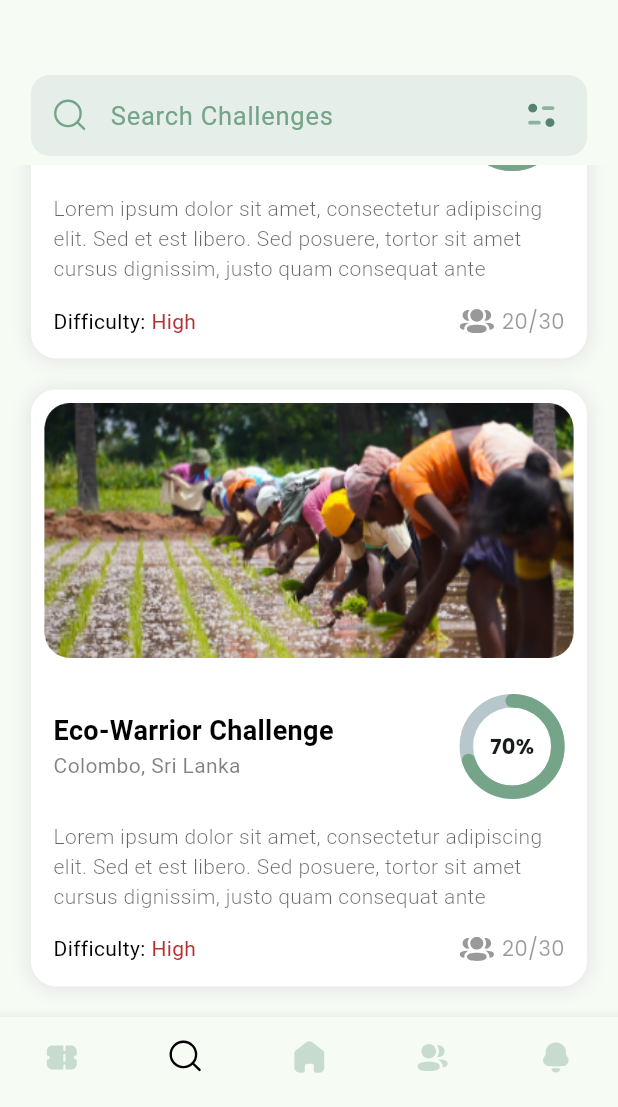
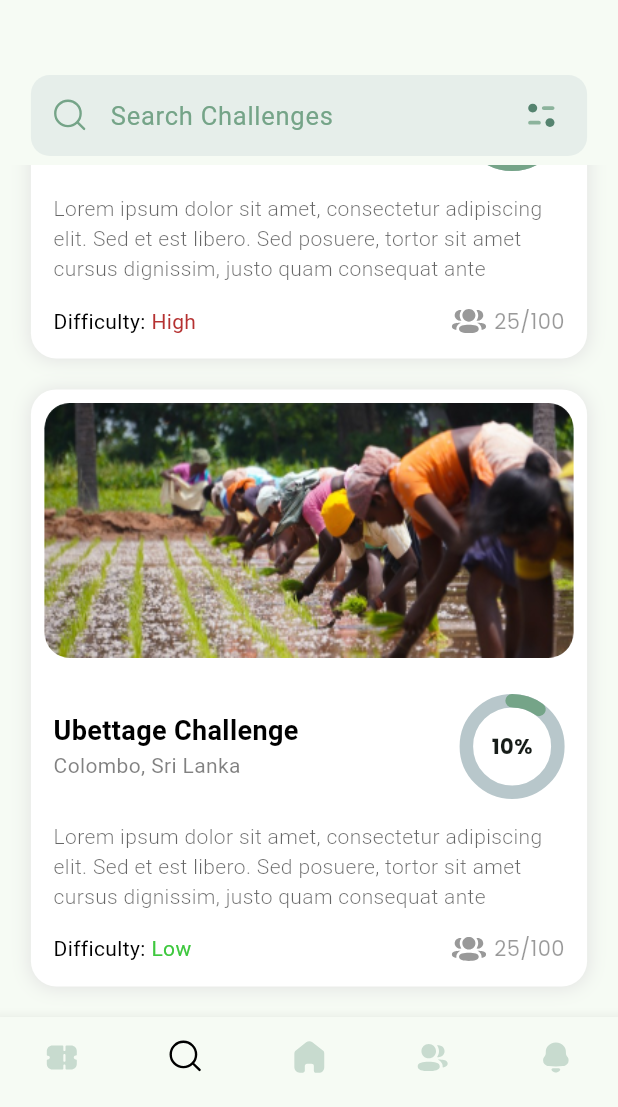
Before and after one commit to vinulays/recychamp, a Flutter app: the screen it shows after launch, item 2 of the bottom bar chosen, scrolled down 269 dp, on a phone screen of 412 x 824 dp, the part 129-1236 px from its top. Run offline on Flutter 3.47's test engine with Material 3 defaults, Android fonts, the phone set to English and light mode, and no system bars; drawn by our look-alikes of percent_indicator; our stand-ins replace bloc, carousel_slider, dots_indicator, flutter_svg, google_fonts; Roboto replaces fonts that are missing (Almarai).

Commit message:
feat: challenge details navigation from challenges

```diff
--- /dev/null
+++ b/lib/models/challenge.dart
@@ -0,0 +1,29 @@
+class Challenge {
+  String title;
+  String description;
+  String location;
+  String country;
+  String rules;
+  DateTime startDateTime;
+  DateTime endDateTime;
+  int completedPercentage;
+  int maximumParticipants;
+  int registeredParticipants;
+  String difficulty;
+  String imageURL;
+
+  Challenge(
+    this.title,
+    this.description,
+    this.location,
+    this.country,
+    this.rules,
+    this.startDateTime,
+    this.endDateTime,
+    this.completedPercentage,
+    this.maximumParticipants,
+    this.registeredParticipants,
+    this.difficulty,
+    this.imageURL,
+  );
+}
--- /dev/null
+++ b/lib/screens/ChallengeDetails.dart/challenge_details.dart
@@ -0,0 +1,35 @@
+import 'package:flutter/material.dart';
+import 'package:recychamp/models/challenge.dart';
+
+class ChallengeDetails extends StatefulWidget {
+  final Challenge challenge;
+  const ChallengeDetails({super.key, required this.challenge});
+
+  @override
+  State<ChallengeDetails> createState() => _ChallengeDetailsState();
+}
+
+class _ChallengeDetailsState extends State<ChallengeDetails> {
+  @override
+  Widget build(BuildContext context) {
+    var deviceSize = MediaQuery.of(context).size;
+    return Scaffold(
+      body: Column(
+        children: [
+          // * challenge thumbnail
+          Container(
+            width: double.infinity,
+            height: 292,
+            decoration: const BoxDecoration(
+              image: DecorationImage(
+                image:
+                    AssetImage("assets/images/challenge_details_thumbnail_dummy.png"),
+                fit: BoxFit.fill,
+              ),
+            ),
+          )
+        ],
+      ),
+    );
+  }
+}
--- a/lib/screens/Challenges/challenges.dart
+++ b/lib/screens/Challenges/challenges.dart
@@ -1,8 +1,11 @@
 import "package:flutter/material.dart";
 import "package:flutter_svg/svg.dart";
 import "package:google_fonts/google_fonts.dart";
+import "package:recychamp/models/challenge.dart";
+import "package:recychamp/screens/ChallengeDetails.dart/challenge_details.dart";
 import "package:recychamp/ui/challenge_card.dart";
 import "package:recychamp/ui/challenge_filters_bottom_sheet.dart";
+import "package:recychamp/utils/challenges.dart";
 
 class Challenges extends StatefulWidget {
   const Challenges({super.key});
@@ -12,6 +15,7 @@ class Challenges extends StatefulWidget {
 }
 
 class _ChallengesState extends State<Challenges> {
+  List<Challenge> challenges = challengeList;
   @override
   Widget build(BuildContext context) {
     var deviceData = MediaQuery.of(context);
@@ -115,11 +119,26 @@ class _ChallengesState extends State<Challenges> {
           ),
           Expanded(
             child: ListView.builder(
-                itemCount: 3,
+                itemCount: challenges.length,
                 itemBuilder: (BuildContext context, index) {
-                  return const ChallengeCard();
+                  // * Gesture detector to navigate to details page when clicked on a challenge card
+                  return GestureDetector(
+                    onTap: () {
+                      Navigator.push(
+                        context,
+                        MaterialPageRoute(
+                          builder: (context) => ChallengeDetails(
+                            challenge: challenges[index],
+                          ),
+                        ),
+                      );
+                    },
+                    child: ChallengeCard(
+                      challenge: challenges[index],
+                    ),
+                  );
                 }),
-          )
+          ),
         ],
       ),
     );
--- a/lib/ui/challenge_card.dart
+++ b/lib/ui/challenge_card.dart
@@ -2,9 +2,11 @@ import 'package:flutter/material.dart';
 import 'package:flutter_svg/svg.dart';
 import 'package:google_fonts/google_fonts.dart';
 import 'package:percent_indicator/circular_percent_indicator.dart';
+import 'package:recychamp/models/challenge.dart';
 
 class ChallengeCard extends StatefulWidget {
-  const ChallengeCard({super.key});
+  final Challenge challenge;
+  const ChallengeCard({super.key, required this.challenge});
 
   @override
   State<ChallengeCard> createState() => _ChallengeCardState();
@@ -14,6 +16,7 @@ class _ChallengeCardState extends State<ChallengeCard> {
   @override
   Widget build(BuildContext context) {
     var deviceData = MediaQuery.of(context);
+
     return Container(
       margin: EdgeInsets.only(
           left: deviceData.size.width * 0.05,
@@ -40,9 +43,8 @@ class _ChallengeCardState extends State<ChallengeCard> {
             margin: const EdgeInsets.all(9),
             height: 170,
             decoration: ShapeDecoration(
-              image: const DecorationImage(
-                image:
-                    AssetImage("assets/images/challenge_thumbnail_dummy.png"),
+              image: DecorationImage(
+                image: AssetImage(widget.challenge.imageURL),
                 fit: BoxFit.fill,
               ),
               shape: RoundedRectangleBorder(
@@ -61,7 +63,7 @@ class _ChallengeCardState extends State<ChallengeCard> {
                   crossAxisAlignment: CrossAxisAlignment.start,
                   children: [
                     Text(
-                      'Eco-Warrior Challenge ',
+                      widget.challenge.title,
                       style: GoogleFonts.almarai(
                         color: Colors.black,
                         fontSize: 18,
@@ -69,7 +71,7 @@ class _ChallengeCardState extends State<ChallengeCard> {
                       ),
                     ),
                     Text(
-                      'Colombo, Sri Lanka',
+                      "${widget.challenge.location}, ${widget.challenge.country}",
                       style: GoogleFonts.almarai(
                         color: const Color(0xA53D3D3D),
                         fontSize: 14,
@@ -84,9 +86,9 @@ class _ChallengeCardState extends State<ChallengeCard> {
                     radius: 35.0,
                     lineWidth: 9.0,
                     circularStrokeCap: CircularStrokeCap.round,
-                    percent: 0.7,
+                    percent: widget.challenge.completedPercentage / 100,
                     center: Text(
-                      "70%",
+                      "${widget.challenge.completedPercentage.toString()}%",
                       style: GoogleFonts.poppins(fontWeight: FontWeight.w700),
                     ),
                     progressColor: const Color(0xFF75A488),
@@ -124,9 +126,13 @@ class _ChallengeCardState extends State<ChallengeCard> {
                           ),
                         ),
                         TextSpan(
-                          text: 'High',
+                          text: widget.challenge.difficulty,
                           style: GoogleFonts.almarai(
-                            color: const Color(0xFFB53131),
+                            color: (widget.challenge.difficulty == "High")
+                                ? const Color(0xFFB53131)
+                                : (widget.challenge.difficulty == "Low")
+                                    ? const Color.fromARGB(255, 62, 200, 62)
+                                    : const Color.fromARGB(255, 233, 233, 73),
                             fontSize: 14,
                             fontWeight: FontWeight.w400,
                           ),
@@ -142,7 +148,7 @@ class _ChallengeCardState extends State<ChallengeCard> {
                       width: 5,
                     ),
                     Text(
-                      "20/30",
+                      "${widget.challenge.registeredParticipants}/${widget.challenge.maximumParticipants}",
                       style: GoogleFonts.poppins(
                           fontSize: 14,
                           color: Colors.black.withOpacity(0.4000000059604645),
--- /dev/null
+++ b/lib/utils/challenges.dart
@@ -0,0 +1,30 @@
+import 'package:recychamp/models/challenge.dart';
+
+List<Challenge> challengeList = [
+  Challenge(
+      "Eco-Warrior Challenge",
+      "Lorem ipsum dolor sit amet, consectetur adipiscing elit. Sed et est libero. Sed posuere, tortor sit amet cursus dignissim, justo quam consequat anteLorem ipsum dolor sit amet, consectetur adipiscing elit. Sed et est libero. Sed posuere, tortor sit amet cursus dignissim, justo quam consequat ante. Lorem ipsum dolor sit amet, consectetur adipiscing elit. Sed et est libero. Sed posuere, tortor sit amet cursus dignissim, justo quam consequat ante",
+      "Colombo",
+      "Sri Lanka",
+      "No RULES",
+      DateTime.utc(1989, 11, 9),
+      DateTime.utc(2013, 12, 08),
+      75,
+      100,
+      25,
+      "High",
+      "assets/images/challenge_thumbnail_dummy.png"),
+  Challenge(
+      "Ubettage Challenge",
+      "Lorem ipsum dolor sit amet, consectetur adipiscing elit. Sed et est libero. Sed posuere, tortor sit amet cursus dignissim, justo quam consequat anteLorem ipsum dolor sit amet, consectetur adipiscing elit. Sed et est libero. Sed posuere, tortor sit amet cursus dignissim, justo quam consequat ante. Lorem ipsum dolor sit amet, consectetur adipiscing elit. Sed et est libero. Sed posuere, tortor sit amet cursus dignissim, justo quam consequat ante",
+      "Colombo",
+      "Sri Lanka",
+      "No RULES",
+      DateTime.utc(1989, 11, 9),
+      DateTime.utc(2013, 12, 08),
+      10,
+      100,
+      25,
+      "Low",
+      "assets/images/challenge_thumbnail_dummy.png"),
+];
--- a/pubspec.yaml
+++ b/pubspec.yaml
@@ -81,6 +81,7 @@ flutter:
     - assets/images/challenge_thumbnail_dummy.png
     - assets/icons/challenge_users.svg
     - assets/icons/close.svg
+    - assets/images/challenge_details_thumbnail_dummy.png
 
   # An image asset can refer to one or more resolution-specific "variants", see
   # https://flutter.dev/assets-and-images/#resolution-aware
```
Also changed, not shown: assets/images/challenge_details_thumbnail_dummy.png (added).
